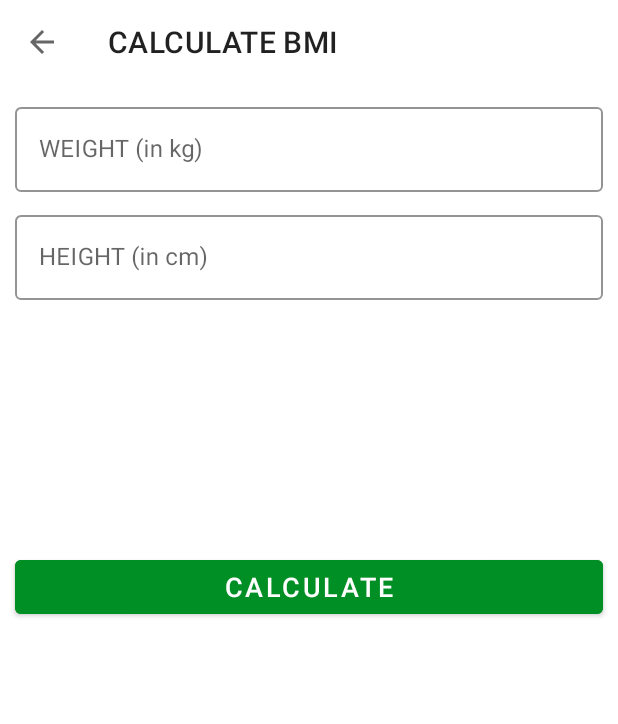
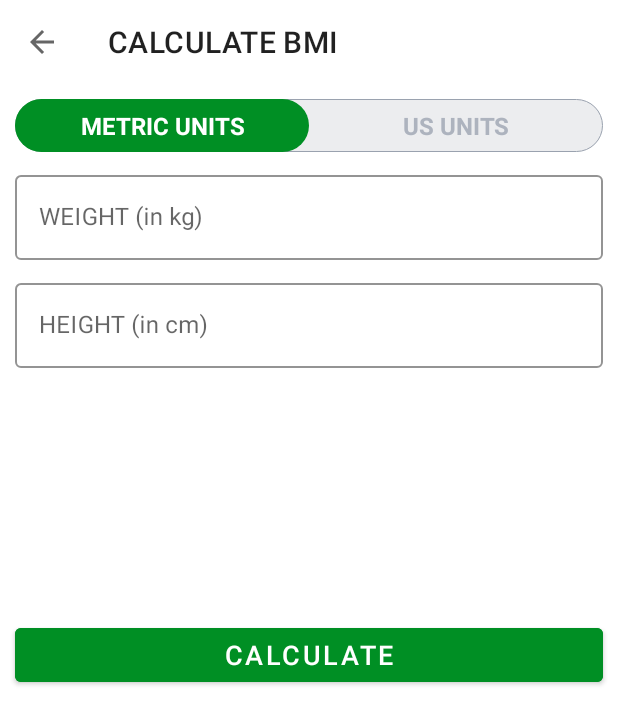
Before and after one commit to kaykay0808/7MinutesWorkout, an Android app: the BmiFragment screen opened through its navigation route, on a phone screen of 412 x 824 dp. Shown: the top 724 px of the screen. Run offline under Robolectric (Android 15) with nearby library versions, the phone set to English and light mode, and no system bars.

Commit message:
experimenting with the linearLayout

```diff
--- /dev/null
+++ b/app/src/main/res/drawable/drawable_radio_group_tab_background.xml
@@ -0,0 +1,20 @@
+<?xml version="1.0" encoding="utf-8"?>
+<!--TODO(Step 2 : Designed a custom background for the Radio Group.)-->
+<!--START-->
+<shape xmlns:android="http://schemas.android.com/apk/res/android"
+    android:shape="rectangle">
+
+    <solid android:color="#ECEDEF" />
+
+    <stroke
+        android:width="0.5dp"
+        android:color="#9AA2AF" />
+
+    <corners android:radius="30dp" />
+    <!--There parameters are used if you want to add a radius to all corners separately.-->
+    <!--android:bottomLeftRadius="30dp"
+        android:bottomRightRadius="30dp"
+        android:topLeftRadius="30dp"
+        android:topRightRadius="30dp"-->
+</shape>
+<!--info: This is for the whole radioGroup-->
--- /dev/null
+++ b/app/src/main/res/drawable/drawable_units_tab_selector.xml
@@ -0,0 +1,13 @@
+<?xml version="1.0" encoding="utf-8"?>
+<!--TODO(Designed a custom selector for the Selected Item of the radio button.)-->
+<selector xmlns:android="http://schemas.android.com/apk/res/android">
+    <item android:state_checked="true">
+        <shape android:shape="rectangle">
+
+            <solid android:color="@color/colorAccent" />
+
+            <corners android:radius="30dp" />
+        </shape>
+    </item>
+</selector>
+<!-- Info: We just set up a selector with a rectangle shape and a solid background color. we also rounded the corner-->
--- /dev/null
+++ b/app/src/main/res/drawable/drawable_units_tab_text_color_selector.xml
@@ -0,0 +1,10 @@
+<?xml version="1.0" encoding="utf-8"?>
+<!--TODO(Step 4 : Added a selector for the text color in the radio button as per the state.)-->
+<!--START-->
+<selector xmlns:android="http://schemas.android.com/apk/res/android">
+
+    <item android:color="#FFFFFF" android:state_checked="true" />
+
+    <item android:color="#ADB3BE" android:state_checked="false" />
+</selector>
+<!--Info: we have 2 items. if checked is true we have a white color and false we have a grey color-->
--- a/app/src/main/res/layout/fragment_bmi.xml
+++ b/app/src/main/res/layout/fragment_bmi.xml
@@ -16,6 +16,54 @@
         app:layout_constraintStart_toStartOf="parent"
         app:layout_constraintTop_toTopOf="parent" />
 
+    <RadioGroup
+        android:id="@+id/radio_group_units"
+        android:layout_width="match_parent"
+        android:layout_height="wrap_content"
+        android:layout_margin="10dp"
+        android:orientation="horizontal"
+        android:background="@drawable/drawable_radio_group_tab_background"
+        app:layout_constraintEnd_toEndOf="parent"
+        app:layout_constraintHorizontal_bias="0.5"
+        app:layout_constraintStart_toStartOf="parent"
+        app:layout_constraintTop_toBottomOf="@id/toolbar_bmi_fragment">
+
+        <RadioButton
+            android:id="@+id/rbMetricUnits"
+            android:layout_width="0dp"
+            android:layout_height="35dp"
+            android:layout_weight="0.50"
+            android:background="@drawable/drawable_units_tab_selector"
+            android:button="@null"
+            android:checked="true"
+            android:gravity="center"
+            android:text="METRIC UNITS"
+            android:textColor="@drawable/drawable_units_tab_text_color_selector"
+            android:textSize="16sp"
+            android:textStyle="bold" />
+
+        <RadioButton
+            android:id="@+id/rbUsUnits"
+            android:layout_width="0dp"
+            android:layout_height="35dp"
+            android:layout_weight="0.50"
+            android:background="@drawable/drawable_units_tab_selector"
+            android:button="@null"
+            android:checked="false"
+            android:gravity="center"
+            android:text="US UNITS"
+            android:textColor="@drawable/drawable_units_tab_text_color_selector"
+            android:textSize="16sp"
+            android:textStyle="bold" />
+    </RadioGroup>
+
+    <LinearLayout
+        android:id="@+id/linear_layout_textInput_holder"
+        android:layout_width="match_parent"
+        android:layout_height="match_parent"
+        android:orientation="vertical">
+    </LinearLayout>
+
     <com.google.android.material.textfield.TextInputLayout
         android:id="@+id/textInput_layout_metric_unit_weight"
         style="@style/Widget.MaterialComponents.TextInputLayout.OutlinedBox"
@@ -24,7 +72,7 @@
         android:layout_margin="10dp"
         app:boxStrokeColor="@color/colorAccent"
         app:hintTextColor="@color/colorAccent"
-        app:layout_constraintTop_toBottomOf="@id/toolbar_bmi_fragment">
+        app:layout_constraintTop_toBottomOf="@id/radio_group_units">
 
         <androidx.appcompat.widget.AppCompatEditText
             android:id="@+id/etMetricUnitWeight"
```
